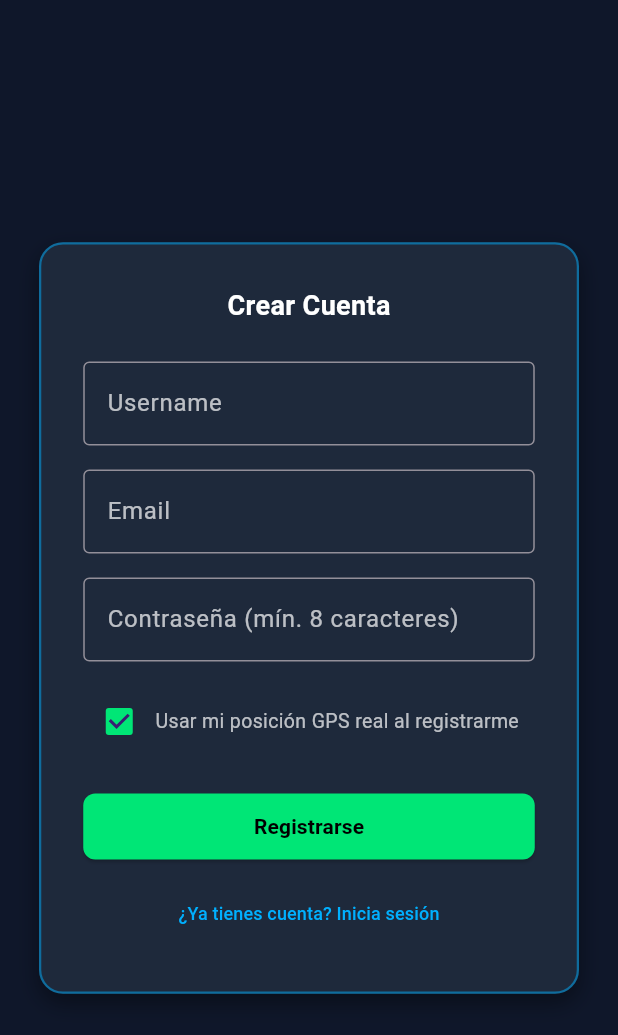
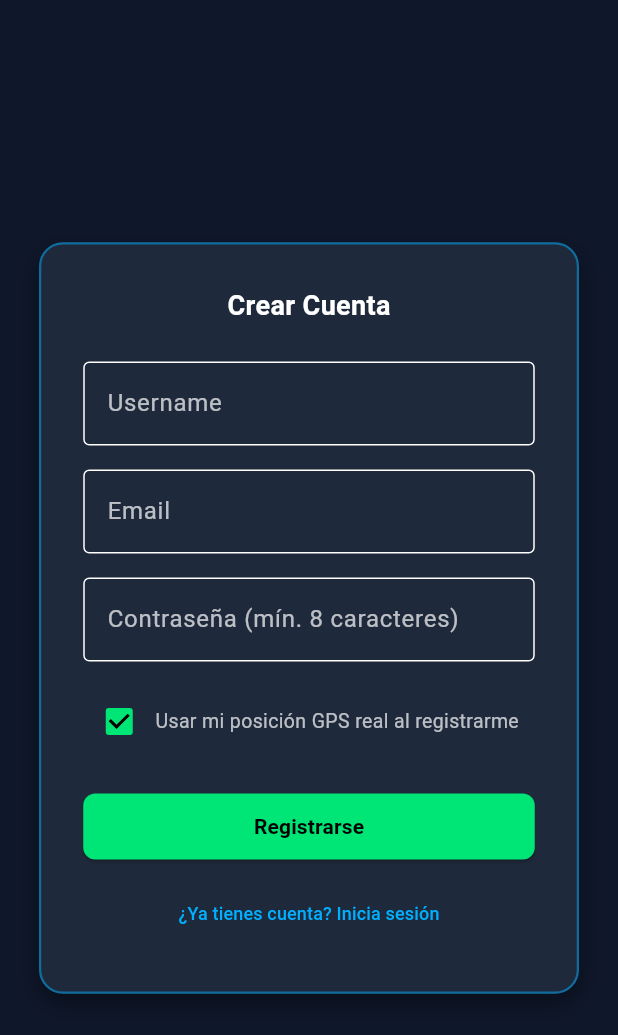
Before and after one commit to ruferson/feeling-client, a Flutter app: the screen it shows after launch, after a tap on "¿No tienes cuenta? Regístrate", on a phone screen of 412 x 824 dp. Shown: the top 1035 px of the screen. Run offline on Flutter 3.47's test engine with Material 3 defaults, Android fonts, the phone set to English and light mode, and no system bars; our stand-ins replace geolocator, shared_preferences, socket_io_client; missing offline and left inert: flutter_web_auth_2, universal_html; accounts and stored records are empty.

Commit message:
feat: refactoring and organizing

```diff
--- a/lib/services/api_service.dart
+++ b/lib/core/services/api_service.dart
@@ -4,9 +4,9 @@ import 'package:flutter/foundation.dart';
 import 'package:http/http.dart' as http;
 import 'package:shared_preferences/shared_preferences.dart';
 
-import '../models/auth_model.dart';
-import '../models/friend_request_model.dart';
-import '../models/node_model.dart';
+import '../../features/auth/models/auth_model.dart';
+import '../../features/friends/models/friend_request_model.dart';
+import '../../features/canvas/models/node_model.dart';
 
 class ApiService {
   // Base API configuration (NestJS default port without /api prefix)
--- a/lib/services/collision_service.dart
+++ b/lib/core/utils/collision_service.dart
@@ -1,7 +1,7 @@
 import 'dart:math' as math;
 import 'package:flutter/material.dart';
 import '../config/canvas_constants.dart';
-import '../models/node_model.dart';
+import '../../features/canvas/models/node_model.dart';
 import 'coordinate_service.dart';
 
 class CollisionResult {
--- a/lib/services/node_socket_service.dart
+++ b/lib/features/canvas/services/node_socket_service.dart
@@ -1,6 +1,6 @@
 import 'package:flutter/foundation.dart';
 import 'package:socket_io_client/socket_io_client.dart' as io;
-import 'api_service.dart';
+import '../../../core/services/api_service.dart';
 
 class NodeSocketService {
   static io.Socket? _socket;
--- a/lib/widgets/node_painter.dart
+++ b/lib/features/canvas/widgets/node_painter.dart
@@ -1,7 +1,7 @@
 import 'dart:math' as math;
 import 'package:flutter/material.dart';
 
-import '../config/canvas_constants.dart';
+import '../../../core/config/canvas_constants.dart';
 import '../models/node_model.dart';
 
 class NodePainter extends CustomPainter {
--- a/lib/widgets/notification_card.dart
+++ b/lib/features/canvas/widgets/notification_card.dart
@@ -1,8 +1,8 @@
 import 'package:flutter/material.dart';
-import '../config/canvas_constants.dart';
+import '../../../core/config/canvas_constants.dart';
 import '../models/node_model.dart';
-import '../services/api_service.dart';
-import '../services/spotify_service.dart';
+import '../../../core/services/api_service.dart';
+import '../../../core/services/spotify_service.dart';
 
 class NotificationCard extends StatefulWidget {
   final NodeModel activeNode;
--- a/lib/widgets/world_map_painter.dart
+++ b/lib/features/canvas/widgets/world_map_painter.dart
@@ -1,7 +1,7 @@
 import 'dart:convert';
 import 'package:flutter/material.dart';
 import 'package:http/http.dart' as http;
-import '../services/coordinate_service.dart';
+import '../../../core/utils/coordinate_service.dart';
 
 class WorldMapPainter extends CustomPainter {
   static List<List<Offset>>? _cachedCoastlines;
--- a/lib/widgets/friends_sidebar.dart
+++ b/lib/features/friends/widgets/friends_sidebar.dart
@@ -1,8 +1,8 @@
 import 'package:flutter/material.dart';
 
-import '../config/canvas_constants.dart';
+import '../../../core/config/canvas_constants.dart';
 import '../models/friend_request_model.dart';
-import '../services/api_service.dart';
+import '../../../core/services/api_service.dart';
 
 class FriendsSidebar extends StatefulWidget {
   final VoidCallback onClose;
--- a/lib/main.dart
+++ b/lib/main.dart
@@ -1,11 +1,31 @@
 import 'package:flutter/material.dart';
-import 'screens/auth_screen.dart';
-import 'screens/node_canvas_screen.dart';
-import 'services/api_service.dart';
+import 'package:flutter/services.dart';
+
+import 'core/config/canvas_constants.dart';
+import 'core/services/api_service.dart';
+import 'features/auth/screens/auth_screen.dart';
+import 'features/canvas/screens/node_canvas_screen.dart';
 
 void main() async {
   WidgetsFlutterBinding.ensureInitialized();
-  final bool hasSession = await ApiService.initSession();
+
+  // Configure system status and navigation bar overlay styles
+  SystemChrome.setSystemUIOverlayStyle(
+    const SystemUiOverlayStyle(
+      statusBarColor: Colors.transparent,
+      statusBarIconBrightness: Brightness.light,
+      systemNavigationBarColor: CanvasConstants.backgroundColor,
+      systemNavigationBarIconBrightness: Brightness.light,
+    ),
+  );
+
+  // Safe session initialization
+  bool hasSession = false;
+  try {
+    hasSession = await ApiService.initSession();
+  } catch (e) {
+    debugPrint('Error during session initialization: $e');
+  }
 
   runApp(FeelingApp(initialHasSession: hasSession));
 }
@@ -13,14 +33,33 @@ void main() async {
 class FeelingApp extends StatelessWidget {
   final bool initialHasSession;
 
-  const FeelingApp({super.key, required this.initialHasSession});
+  const FeelingApp({
+    super.key,
+    required this.initialHasSession,
+  });
 
   @override
   Widget build(BuildContext context) {
     return MaterialApp(
       title: 'Feeling Canvas',
       debugShowCheckedModeBanner: false,
-      theme: ThemeData.dark(),
+
+      // Centralized dark theme aligned with app constants
+      theme: ThemeData.dark().copyWith(
+        scaffoldBackgroundColor: CanvasConstants.backgroundColor,
+        appBarTheme: const AppBarTheme(
+          backgroundColor: CanvasConstants.appBarColor,
+          elevation: 0,
+          centerTitle: false,
+        ),
+        colorScheme: const ColorScheme.dark(
+          primary: CanvasConstants.localNodeColor,
+          secondary: CanvasConstants.remoteNodeColor,
+          surface: CanvasConstants.cardBackgroundColor,
+        ),
+      ),
+
+      // Initial route determined by active session status
       home: initialHasSession ? const NodeCanvasScreen() : const AuthScreen(),
     );
   }
```
Also changed, not shown: lib/features/auth/screens/auth_screen.dart (renamed from lib/screens/auth_screen.dart, +6 -8 lines), lib/features/canvas/screens/node_canvas_screen.dart (renamed from lib/screens/node_canvas_screen.dart, +7 -7 lines), lib/features/canvas/services/canvas_sync_service.dart (renamed from lib/services/canvas_sync_service.dart, +6 -4 lines), lib/core/config/canvas_constants.dart (renamed from lib/config/canvas_constants.dart), lib/core/services/location_service.dart (renamed from lib/services/location_service.dart), lib/core/services/spotify_service.dart (renamed from lib/services/spotify_service.dart), lib/core/utils/coordinate_service.dart (renamed from lib/services/coordinate_service.dart), lib/features/auth/models/auth_model.dart (renamed from lib/models/auth_model.dart), lib/features/canvas/controllers/canvas_animation_controller.dart (line endings or trailing spaces), lib/features/canvas/models/node_model.dart (renamed from lib/models/node_model.dart), lib/features/friends/models/friend_request_model.dart (renamed from lib/models/friend_request_model.dart).
